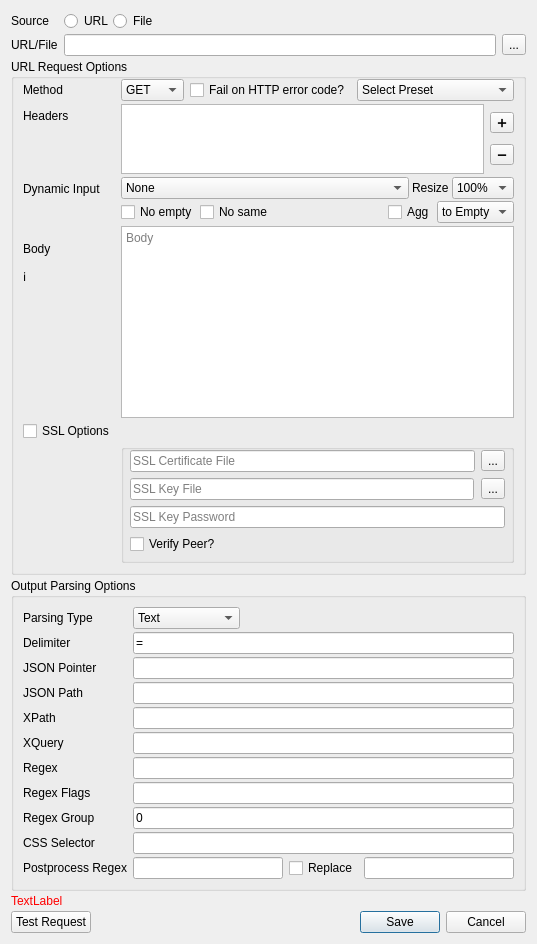
Above: src/ui/requestbuilder.ui from locaal-ai/obs-urlsource before the change. Below: the same form after it.
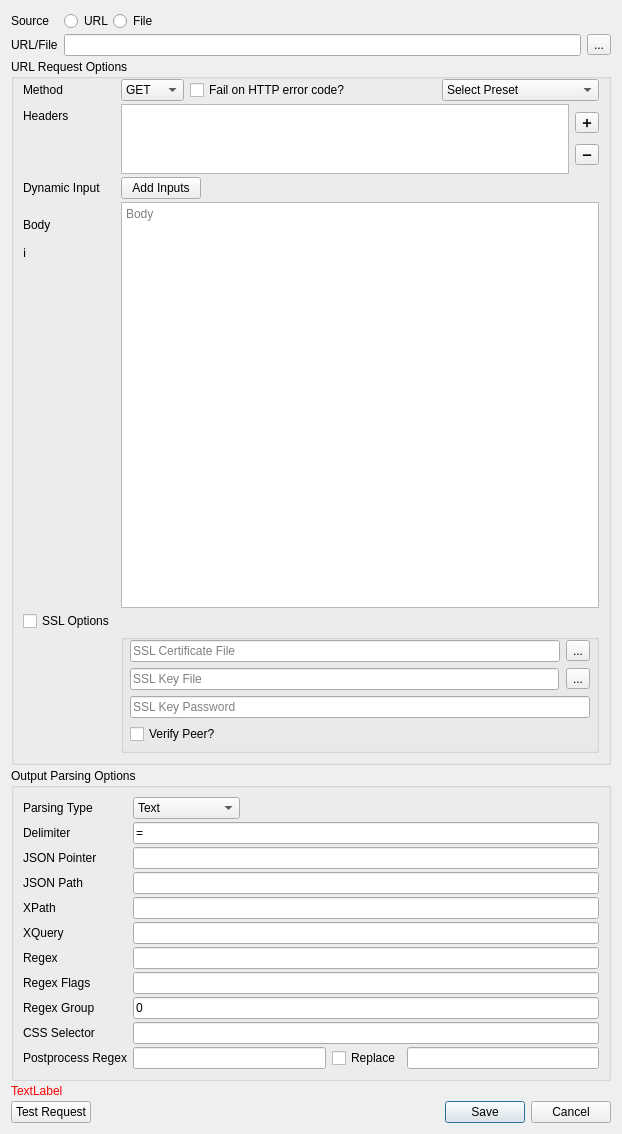
That is the form after the change.

Commit message:
Multiple inputs option (#100)
* Add multiple inputs dialogs and widgets

* Add data for inputs

* chore: Refactor UI components and fix URL source callbacks

* Refactor UI components and add mapping data

* Refactor UI components and fix URL source callbacks

* chore: Bump version to 0.3.2

Patch:
```diff
--- a/src/ui/requestbuilder.ui
+++ b/src/ui/requestbuilder.ui
@@ -6,8 +6,8 @@
    <rect>
     <x>0</x>
     <y>0</y>
-    <width>493</width>
-    <height>931</height>
+    <width>622</width>
+    <height>1134</height>
    </rect>
   </property>
   <property name="sizePolicy">
@@ -367,203 +367,13 @@
        </widget>
       </item>
       <item row="7" column="1">
-       <widget class="QWidget" name="widget_6" native="true">
-        <layout class="QVBoxLayout" name="verticalLayout_4">
-         <property name="spacing">
-          <number>2</number>
-         </property>
-         <property name="leftMargin">
-          <number>0</number>
-         </property>
-         <property name="topMargin">
-          <number>0</number>
-         </property>
-         <property name="rightMargin">
-          <number>0</number>
-         </property>
-         <property name="bottomMargin">
-          <number>0</number>
-         </property>
-         <item>
-          <widget class="QWidget" name="widget_8" native="true">
-           <layout class="QHBoxLayout" name="horizontalLayout_4">
-            <property name="spacing">
-             <number>3</number>
-            </property>
-            <property name="leftMargin">
-             <number>0</number>
-            </property>
-            <property name="topMargin">
-             <number>0</number>
-            </property>
-            <property name="rightMargin">
-             <number>0</number>
-            </property>
-            <property name="bottomMargin">
-             <number>0</number>
-            </property>
-            <item>
-             <widget class="QComboBox" name="obsTextSourceComboBox">
-              <property name="toolTip">
-               <string>&quot;Select a OBS text source to use its current text in the querystring or request body as `{{input}}` or `{{imageb64}}`.&quot;</string>
-              </property>
-              <item>
-               <property name="text">
-                <string>None</string>
-               </property>
-              </item>
-             </widget>
-            </item>
-            <item>
-             <widget class="QLabel" name="label_resizeInput">
-              <property name="sizePolicy">
-               <sizepolicy hsizetype="Fixed" vsizetype="Preferred">
-                <horstretch>0</horstretch>
-                <verstretch>0</verstretch>
-               </sizepolicy>
-              </property>
-              <property name="text">
-               <string>Resize</string>
-              </property>
-             </widget>
-            </item>
-            <item>
-             <widget class="QComboBox" name="comboBox_resizeInput">
-              <property name="sizePolicy">
-               <sizepolicy hsizetype="Fixed" vsizetype="Fixed">
-                <horstretch>0</horstretch>
-                <verstretch>0</verstretch>
-               </sizepolicy>
-              </property>
-              <item>
-               <property name="text">
-                <string>100%</string>
-               </property>
-              </item>
-              <item>
-               <property name="text">
-                <string>50%</string>
-               </property>
-              </item>
-              <item>
-               <property name="text">
-                <string>25%</string>
-               </property>
-              </item>
-              <item>
-               <property name="text">
-                <string>10%</string>
-               </property>
-              </item>
-              <item>
-               <property name="text">
-                <string>5%</string>
-               </property>
-              </item>
-             </widget>
-            </item>
-           </layout>
-          </widget>
-         </item>
-         <item>
-          <widget class="QWidget" name="widget_inputValueOptions" native="true">
-           <layout class="QHBoxLayout" name="horizontalLayout_8">
-            <property name="spacing">
-             <number>2</number>
-            </property>
-            <property name="leftMargin">
-             <number>0</number>
-            </property>
-            <property name="topMargin">
-             <number>0</number>
-            </property>
-            <property name="rightMargin">
-             <number>0</number>
-            </property>
-            <property name="bottomMargin">
-             <number>0</number>
-            </property>
-            <item>
-             <widget class="QCheckBox" name="obsTextSourceEnabledCheckBox">
-              <property name="text">
-               <string>No empty</string>
-              </property>
-             </widget>
-            </item>
-            <item>
-             <widget class="QCheckBox" name="obsTextSourceSkipSameCheckBox">
-              <property name="text">
-               <string>No same</string>
-              </property>
-             </widget>
-            </item>
-            <item>
-             <spacer name="horizontalSpacer_2">
-              <property name="orientation">
-               <enum>Qt::Horizontal</enum>
-              </property>
-              <property name="sizeHint" stdset="0">
-               <size>
-                <width>40</width>
-                <height>20</height>
-               </size>
-              </property>
-             </spacer>
-            </item>
-            <item>
-             <widget class="QCheckBox" name="aggToTarget">
-              <property name="toolTip">
-               <string>Aggregate the input until empty is found, then use the aggregate value for the request.</string>
-              </property>
-              <property name="text">
-               <string>Agg</string>
-              </property>
-             </widget>
-            </item>
-            <item>
-             <widget class="QComboBox" name="comboBox_aggTarget">
-              <property name="currentText">
-               <string>to Empty</string>
-              </property>
-              <item>
-               <property name="text">
-                <string>to Empty</string>
-               </property>
-              </item>
-              <item>
-               <property name="text">
-                <string>for 30s</string>
-               </property>
-              </item>
-              <item>
-               <property name="text">
-                <string>for 1m</string>
-               </property>
-              </item>
-              <item>
-               <property name="text">
-                <string>for 2m</string>
-               </property>
-              </item>
-              <item>
-               <property name="text">
-                <string>for 5m</string>
-               </property>
-              </item>
-              <item>
-               <property name="text">
-                <string>for 10m</string>
-               </property>
-              </item>
-             </widget>
-            </item>
-           </layout>
-          </widget>
-         </item>
-        </layout>
+       <widget class="QPushButton" name="pushButton_addInputs">
+        <property name="text">
+         <string>Add Inputs</string>
+        </property>
        </widget>
       </item>
-      <item row="9" column="0">
+      <item row="10" column="0">
        <widget class="QLabel" name="label_16">
         <property name="toolTip">
          <string>&lt;html&gt;&lt;head/&gt;&lt;body&gt;&lt;p&gt;Available functions: (for URL field above as well)&lt;/p&gt;&lt;p&gt;- {{input}} : The dynamic input&lt;/p&gt;&lt;p&gt;- {{strftime(&amp;lt;format&amp;gt;, &amp;lt;utc? true/false&amp;gt;)}} : Add a formatted time&lt;/p&gt;&lt;p&gt;- {{urlencode(var)}} : URL Encoded input&lt;/p&gt;&lt;p&gt;- {{imageb64}} : Base64 encoded image input&lt;/p&gt;&lt;p&gt;- {{seq}} : Sequential counter for requests&lt;/p&gt;&lt;/body&gt;&lt;/html&gt;</string>
@@ -573,7 +383,7 @@
         </property>
        </widget>
       </item>
-      <item row="9" column="1">
+      <item row="10" column="1">
        <widget class="QTextEdit" name="bodyTextEdit">
         <property name="acceptRichText">
          <bool>false</bool>
@@ -583,21 +393,21 @@
         </property>
        </widget>
       </item>
-      <item row="10" column="0">
+      <item row="11" column="0">
        <widget class="QCheckBox" name="sslOptionsCheckbox">
         <property name="text">
          <string>SSL Options</string>
         </property>
        </widget>
       </item>
-      <item row="11" column="0">
+      <item row="12" column="0">
        <widget class="QLabel" name="label_6">
         <property name="text">
          <string/>
         </property>
        </widget>
       </item>
-      <item row="11" column="1">
+      <item row="12" column="1">
        <widget class="QGroupBox" name="sslOptionsGroup">
         <property name="title">
          <string/>
```
Left out of the diff: 2 changed lines with no effect on the pictures. The commit also changes 20 other files.
